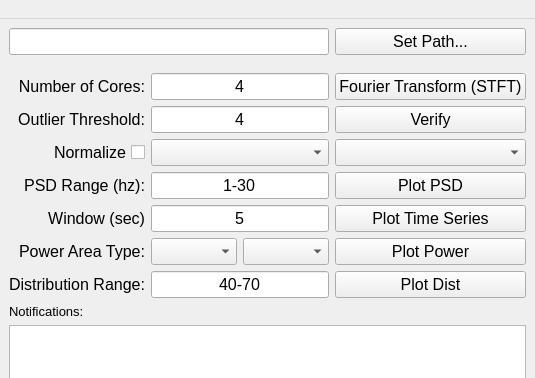
SAKEverse/sake, file sakeplot/gui/sakeplot.ui: the form before one commit; both pictures show x 306 to 841 and y 0 to 378 of the 841 by 461 pixel window.
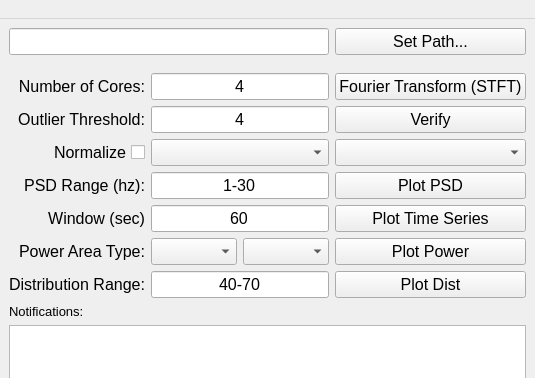
The form after the commit.

The edit to the form file:
```diff
--- a/sakeplot/gui/sakeplot.ui
+++ b/sakeplot/gui/sakeplot.ui
@@ -378,7 +378,7 @@
        </font>
       </property>
       <property name="text">
-       <string>5</string>
+       <string>60</string>
       </property>
       <property name="alignment">
        <set>Qt::AlignCenter</set>
```
